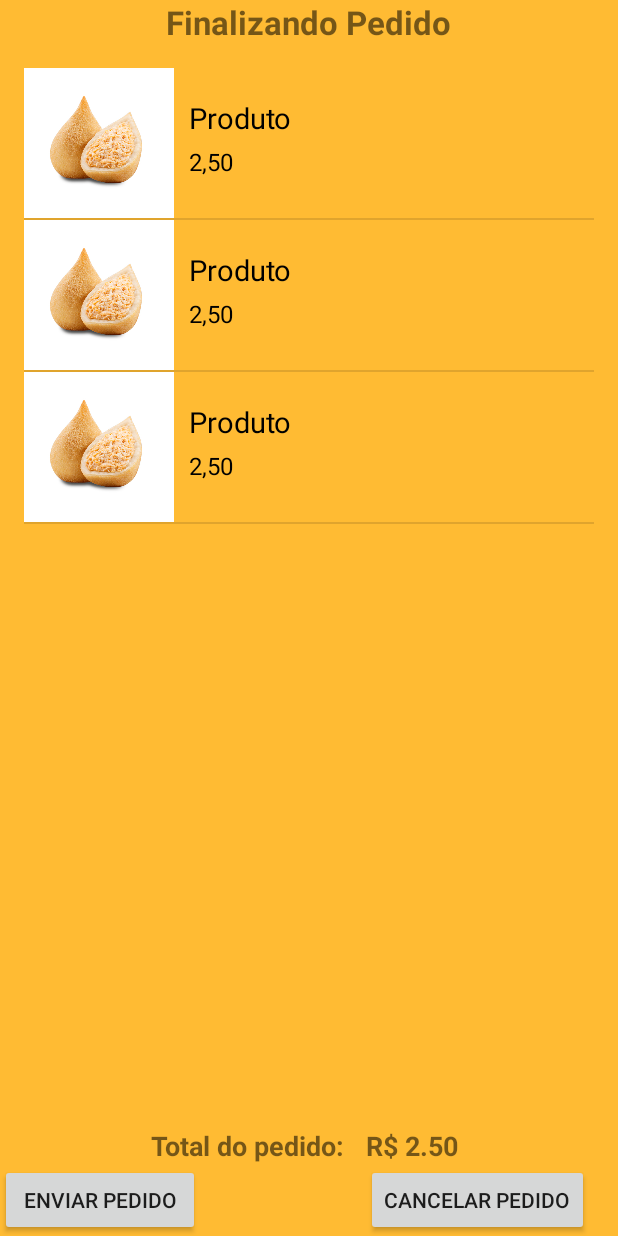
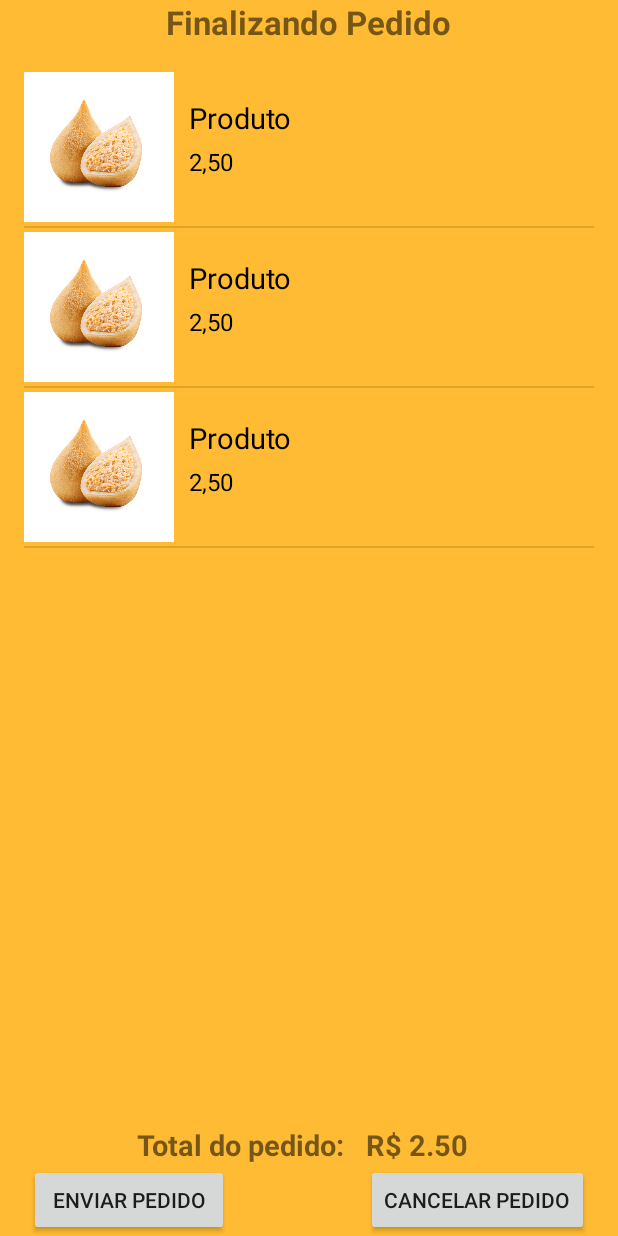
Before and after one commit to andrelrodrigues/PedeLanche, an Android app: the layout pedido.xml on its own in the app's theme, with its tools: preview values and no code run, on a phone screen of 412 x 824 dp. Run offline under Robolectric (Android 15) with nearby library versions, the phone set to English and light mode, and no system bars.

Commit message:
Implementado eventos na Classe Pedido, criado Metodo enviaPedido. Criado Classe PedidoAdapter. Feito ajustes no Layouts item_menu, item_pedido e pedido Alterado nome de imagens na pasta Drawable para conrresponder a imagem com produto na lista.

```diff
--- a/app/src/main/java/com/example/laboratorio/pedelanche/Login.java
+++ b/app/src/main/java/com/example/laboratorio/pedelanche/Login.java
@@ -44,13 +44,14 @@ public class Login extends AppCompatActivity {
 
 
         List<Produto> listaProduto = db.listaProdutos();
-// Metodo que verifica se o campo usuário e senha foram preenchidos.
+
 
         btLogin.setOnClickListener(new View.OnClickListener() {
             Boolean valida = true;
             @Override
             public void onClick(View v) {
 
+                // Verifica se o campo usuário e senha foram preenchido
                 if(edUserName.equals("")){
                     valida = false;
                     Toast.makeText(getApplicationContext(), "Digite o usuário", LENGTH_LONG).show();
@@ -61,9 +62,9 @@ public class Login extends AppCompatActivity {
                     edPassword.requestFocus();
                 }if (edUserName!= null && edPassword != null){
 
-
                     String confSenha = db.selecionaUsuario(edUserName.getText().toString());
 
+                    //Confirma senha digitada pelo usuário com senha salva do DB.
                     if(confSenha.equals(edPassword.getText().toString())){
 
                         Intent intent = new Intent(Login.this, Menu.class);
--- a/app/src/main/res/layout/item_menu.xml
+++ b/app/src/main/res/layout/item_menu.xml
@@ -8,7 +8,7 @@
     <ImageView
         android:id="@+id/item_salgado"
         android:layout_width="100dp"
-        android:layout_height="100dp"
+        android:layout_height="105dp"
         android:scaleType="centerInside"
         android:src="@drawable/salgado1"
         android:focusableInTouchMode="false"
--- a/app/src/main/res/layout/item_pedido.xml
+++ b/app/src/main/res/layout/item_pedido.xml
@@ -8,7 +8,7 @@
     <ImageView
         android:id="@+id/item_salgado"
         android:layout_width="100dp"
-        android:layout_height="100dp"
+        android:layout_height="105dp"
         android:scaleType="centerInside"
         android:src="@drawable/salgado1"
         android:focusableInTouchMode="false"
--- a/app/src/main/res/layout/pedido.xml
+++ b/app/src/main/res/layout/pedido.xml
@@ -40,10 +40,10 @@
         android:layout_width="wrap_content"
         android:layout_height="wrap_content"
         android:text="Total do pedido:"
-        android:textSize="18dp"
+        android:textSize="19dp"
         android:textStyle="bold"
-        android:layout_above="@+id/btnEditPedido"
-        android:layout_toStartOf="@+id/btnFechar"
+        android:layout_above="@+id/btnFinalizaPedido"
+        android:layout_toStartOf="@+id/btnCancelaPedido"
         android:layout_marginEnd="14dp" />
 
     <TextView
@@ -51,7 +51,7 @@
         android:layout_width="wrap_content"
         android:layout_height="wrap_content"
         android:text="R$ 2.50"
-        android:textSize="18dp"
+        android:textSize="19dp"
         android:textStyle="bold"
         android:layout_toEndOf="@+id/tvTotal"
         android:layout_below="@+id/relativeLayout" />
@@ -59,15 +59,16 @@
         android:text=" Enviar Pedido "
         android:layout_width="wrap_content"
         android:layout_height="wrap_content"
-        android:id="@+id/btnEditPedido"
+        android:id="@+id/btnFinalizaPedido"
         android:layout_alignParentBottom="true"
-        android:layout_alignParentStart="true" />
+        android:layout_alignParentStart="true"
+        android:layout_marginStart="19dp" />
 
     <Button
         android:text="Cancelar Pedido"
         android:layout_width="wrap_content"
         android:layout_height="wrap_content"
-        android:id="@+id/btnFechar"
+        android:id="@+id/btnCancelaPedido"
         android:layout_marginEnd="19dp"
         android:layout_alignParentBottom="true"
         android:layout_alignParentEnd="true" />
```
Also changed, not shown: app/src/main/java/com/example/laboratorio/pedelanche/Pedido.java (+76 -6 lines), app/src/main/java/com/example/laboratorio/pedelanche/adapter/PedidoAdapter.java (added, +61 -0 lines), app/src/main/res/drawable/salgado18.jpg, app/src/main/res/drawable/salgado19.jpg, app/src/main/res/drawable/salgado20.jpg, app/src/main/res/drawable/salgado21.jpg, app/src/main/res/drawable/salgado22.jpg.
